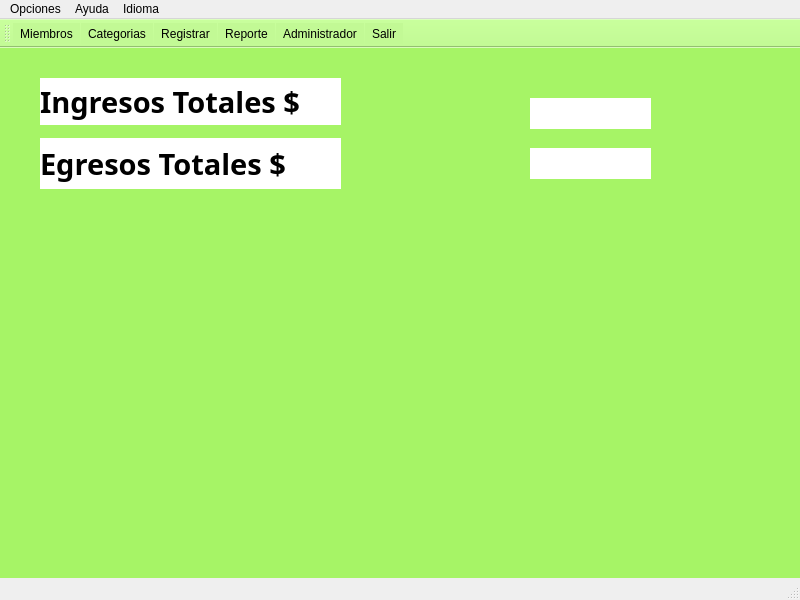
First picture: the form in principal.ui, repository HailNicole/App_Finanzas, before the edit.
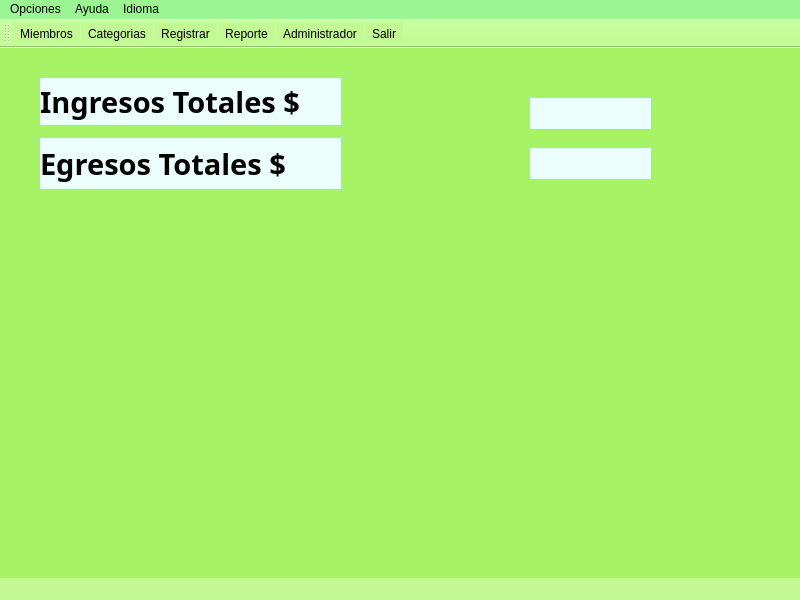
Second picture: the form after the edit. Icons and pictures are not drawn.

```diff
--- a/principal.ui
+++ b/principal.ui
@@ -43,8 +43,7 @@
      </font>
     </property>
     <property name="styleSheet">
-     <string notr="true">background-color: rgb(213, 255, 248);
-background-color: rgb(255, 255, 255);</string>
+     <string notr="true">background-color: rgb(235, 255, 253);</string>
     </property>
     <property name="text">
      <string>Egresos Totales $</string>
@@ -67,8 +66,7 @@
      </font>
     </property>
     <property name="styleSheet">
-     <string notr="true">background-color: rgb(213, 255, 248);
-background-color: rgb(255, 255, 255);</string>
+     <string notr="true">background-color: rgb(235, 255, 253);</string>
     </property>
     <property name="text">
      <string>Ingresos Totales $</string>
@@ -84,8 +82,7 @@
      </rect>
     </property>
     <property name="styleSheet">
-     <string notr="true">background-color: rgb(213, 255, 248);
-background-color: rgb(255, 255, 255);</string>
+     <string notr="true">background-color: rgb(235, 255, 253);</string>
     </property>
     <property name="text">
      <string/>
@@ -101,8 +98,7 @@
      </rect>
     </property>
     <property name="styleSheet">
-     <string notr="true">background-color: rgb(213, 255, 248);
-background-color: rgb(255, 255, 255);</string>
+     <string notr="true">background-color: rgb(235, 255, 253);</string>
     </property>
     <property name="text">
      <string/>
@@ -118,6 +114,9 @@
      <height>22</height>
     </rect>
    </property>
+   <property name="styleSheet">
+    <string notr="true">background-color: rgb(156, 245, 147);</string>
+   </property>
    <widget class="QMenu" name="menuOpciones">
     <property name="title">
      <string>Opciones</string>
@@ -150,7 +149,11 @@
    <addaction name="menuAcerca_de"/>
    <addaction name="menuIdioma"/>
   </widget>
-  <widget class="QStatusBar" name="statusbar"/>
+  <widget class="QStatusBar" name="statusbar">
+   <property name="styleSheet">
+    <string notr="true">background-color: rgb(194, 249, 149);</string>
+   </property>
+  </widget>
   <widget class="QToolBar" name="toolBar">
    <property name="windowTitle">
     <string>toolBar</string>
```
Left out of the diff: 3 changed lines with no effect on the pictures.
